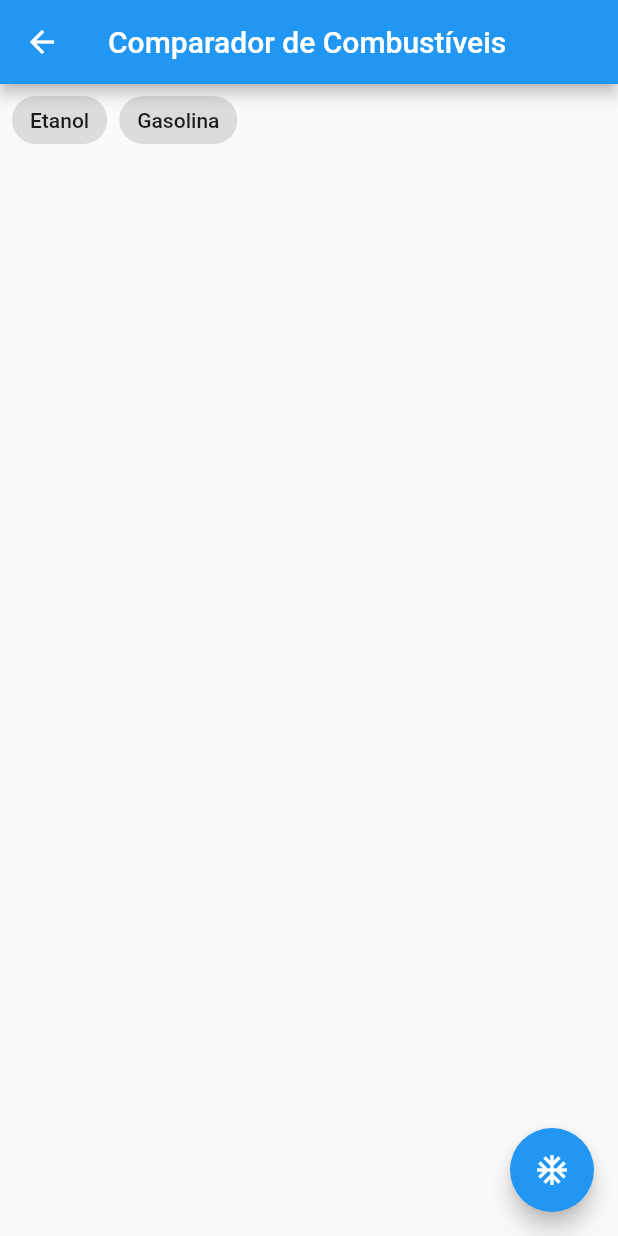
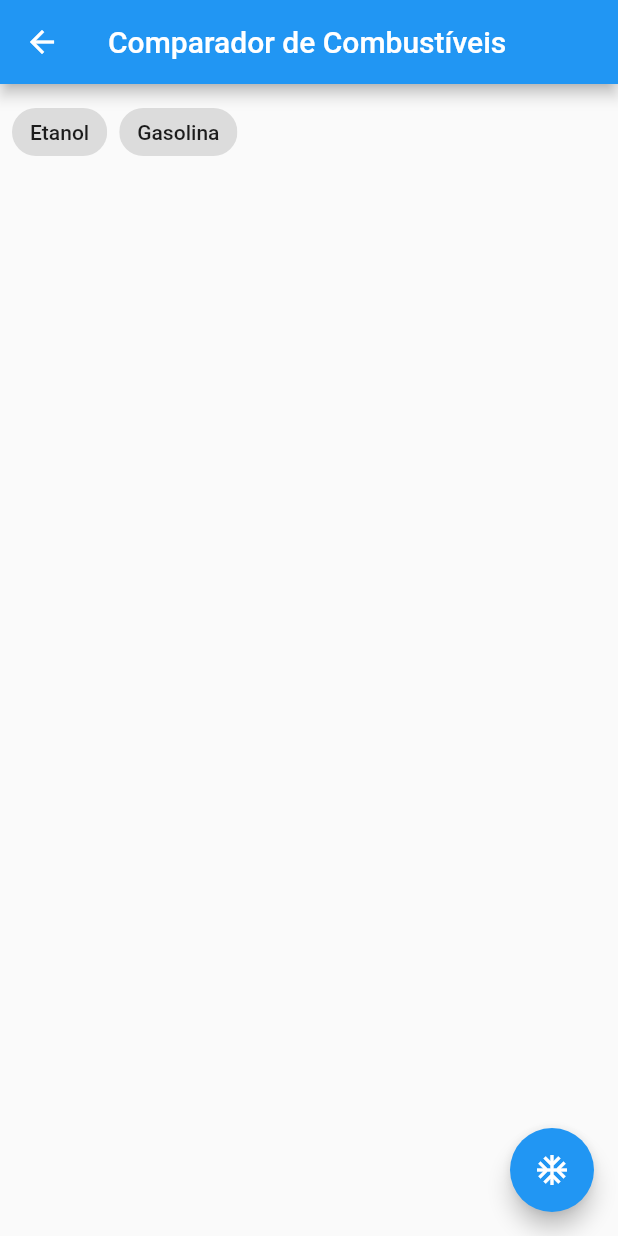
Before and after one commit to gabrielcesar95/auto_tools_flutter, a Flutter app: the screen it shows after launch, after a tap on "Comparador de Combustíveis", on a phone screen of 412 x 824 dp. Run offline on Flutter 3.47's test engine with Material 2 defaults, Android fonts, the phone set to English and light mode, and no system bars; missing offline and left inert: easy_mask.

Commit message:
feat(Structure): ✨ add responsiveness to the layout

```diff
--- a/lib/pages/home/home_page.dart
+++ b/lib/pages/home/home_page.dart
@@ -1,3 +1,5 @@
+import 'package:auto_tools/shared/responsive.dart';
+
 import 'widgets/menu_item.dart';
 import 'package:flutter/material.dart';
 
@@ -22,7 +24,10 @@ class HomePage extends StatelessWidget {
       ),
       body: SafeArea(
         child: Center(
-          child: GridView.count(crossAxisCount: 2, children: menus),
+          child: GridView.count(
+            crossAxisCount: Responsive(context).gridTiles,
+            children: menus,
+          ),
         ),
       ),
     );
--- a/lib/pages/tools/fuel-comparer/fuel_comparer_page.dart
+++ b/lib/pages/tools/fuel-comparer/fuel_comparer_page.dart
@@ -2,6 +2,7 @@ import 'package:auto_tools/models/fuel_type.dart';
 import 'package:auto_tools/pages/tools/fuel-comparer/widgets/fuel_card.dart';
 import 'package:auto_tools/pages/tools/fuel-comparer/widgets/fuel_chip.dart';
 import 'package:auto_tools/pages/tools/fuel-comparer/widgets/results.dart';
+import 'package:auto_tools/shared/responsive.dart';
 import 'package:flutter/material.dart';
 
 class FuelComparerPage extends StatefulWidget {
@@ -50,6 +51,8 @@ class _FuelComparerPageState extends State<FuelComparerPage> {
             children: [
               SizedBox(
                 width: double.maxFinite,
+                child: Padding(
+                  padding: const EdgeInsets.symmetric(vertical: 8),
                   child: Wrap(
                     spacing: 8,
                     children: fuelTypes
@@ -63,12 +66,13 @@ class _FuelComparerPageState extends State<FuelComparerPage> {
                         .toList(),
                   ),
                 ),
+              ),
               SizedBox.fromSize(
                 size: const Size.fromHeight(8),
               ),
               Expanded(
                 child: GridView.count(
-                  crossAxisCount: 2,
+                  crossAxisCount: Responsive(context).gridTiles,
                   children: fuelTypes
                       .where((ft) => ft.selected)
                       .map((sft) => FuelCard(
--- /dev/null
+++ b/lib/shared/responsive.dart
@@ -0,0 +1,25 @@
+import 'package:flutter/material.dart';
+
+class Breakpoints {
+  static int sm = 640;
+  static int md = 768;
+  static int lg = 1024;
+  static int xl = 1280;
+  static int xxl = 1536;
+}
+
+class Responsive {
+  BuildContext context;
+
+  Responsive(this.context);
+
+  int get gridTiles {
+    if (MediaQuery.of(context).size.width < Breakpoints.sm) {
+      return 2;
+    }
+    if (MediaQuery.of(context).size.width < Breakpoints.xl) {
+      return 4;
+    }
+    return 6;
+  }
+}
```
Lines whose indentation alone changed are shown as unchanged.
